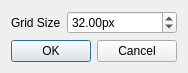
mbasaglia/Knotter, file data/plugins/fill_area/dialog.ui: the form before one commit.
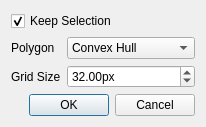
The form after the commit.

The edit to the form file:
```diff
--- a/data/plugins/fill_area/dialog.ui
+++ b/data/plugins/fill_area/dialog.ui
@@ -6,22 +6,22 @@
    <rect>
     <x>0</x>
     <y>0</y>
-    <width>184</width>
-    <height>71</height>
+    <width>191</width>
+    <height>127</height>
    </rect>
   </property>
   <property name="windowTitle">
    <string>Dialog</string>
   </property>
   <layout class="QGridLayout" name="gridLayout">
-   <item row="0" column="0">
+   <item row="2" column="0">
     <widget class="QLabel" name="label_2">
      <property name="text">
       <string>Grid Size</string>
      </property>
     </widget>
    </item>
-   <item row="1" column="0" colspan="2">
+   <item row="3" column="0" colspan="2">
     <widget class="QDialogButtonBox" name="buttonBox">
      <property name="orientation">
       <enum>Qt::Horizontal</enum>
@@ -31,7 +31,7 @@
      </property>
     </widget>
    </item>
-   <item row="0" column="1">
+   <item row="2" column="1">
     <widget class="QDoubleSpinBox" name="grid_size">
      <property name="sizePolicy">
       <sizepolicy hsizetype="Expanding" vsizetype="Fixed">
@@ -53,6 +53,40 @@
      </property>
     </widget>
    </item>
+   <item row="0" column="0" colspan="2">
+    <widget class="QCheckBox" name="checkBox">
+     <property name="text">
+      <string>Keep Selection</string>
+     </property>
+     <property name="checked">
+      <bool>true</bool>
+     </property>
+    </widget>
+   </item>
+   <item row="1" column="0">
+    <widget class="QLabel" name="label">
+     <property name="text">
+      <string>Polygon</string>
+     </property>
+    </widget>
+   </item>
+   <item row="1" column="1">
+    <widget class="QComboBox" name="algorithm">
+     <property name="currentIndex">
+      <number>0</number>
+     </property>
+     <item>
+      <property name="text">
+       <string>Convex Hull</string>
+      </property>
+     </item>
+     <item>
+      <property name="text">
+       <string>Single Edge Loop</string>
+      </property>
+     </item>
+    </widget>
+   </item>
   </layout>
  </widget>
  <resources/>
```
